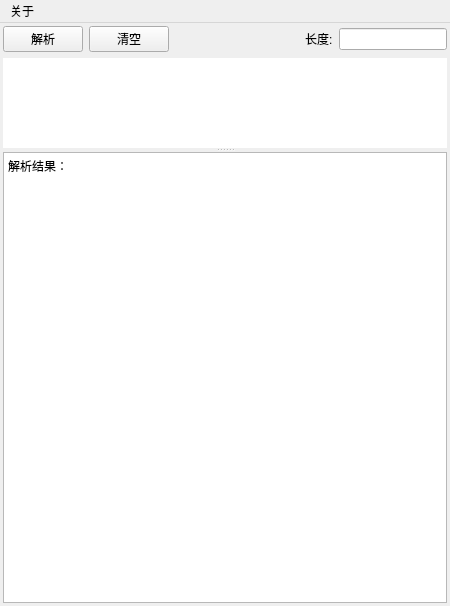
The window that UI/gui.ui (KayFelicities/698trans) describes before a commit, drawn with Qt 5.
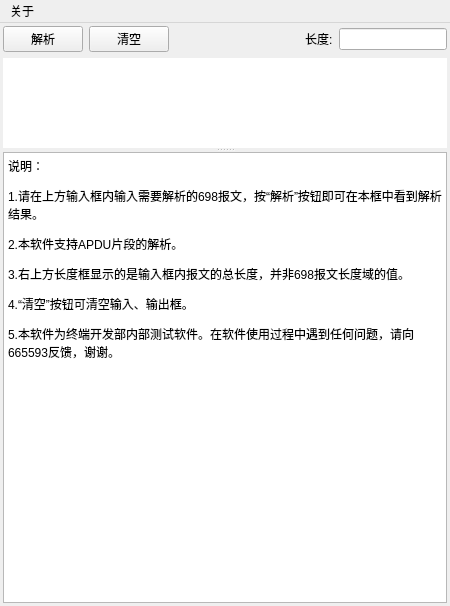
The same window after the commit. Icons and pictures are not drawn.

The edit to the form file:
```diff
--- a/UI/gui.ui
+++ b/UI/gui.ui
@@ -185,7 +185,12 @@
 &lt;html&gt;&lt;head&gt;&lt;meta name=&quot;qrichtext&quot; content=&quot;1&quot; /&gt;&lt;style type=&quot;text/css&quot;&gt;
 p, li { white-space: pre-wrap; }
 &lt;/style&gt;&lt;/head&gt;&lt;body style=&quot; font-family:'SimSun'; font-size:9pt; font-weight:400; font-style:normal;&quot;&gt;
-&lt;p style=&quot; margin-top:12px; margin-bottom:12px; margin-left:0px; margin-right:0px; -qt-block-indent:0; text-indent:0px;&quot;&gt;解析结果：&lt;/p&gt;&lt;/body&gt;&lt;/html&gt;</string>
+&lt;p style=&quot; margin-top:12px; margin-bottom:12px; margin-left:0px; margin-right:0px; -qt-block-indent:0; text-indent:0px;&quot;&gt;说明：&lt;/p&gt;
+&lt;p style=&quot; margin-top:12px; margin-bottom:12px; margin-left:0px; margin-right:0px; -qt-block-indent:0; text-indent:0px;&quot;&gt;1.请在上方输入框内输入需要解析的698报文，按“解析”按钮即可在本框中看到解析结果。&lt;/p&gt;
+&lt;p style=&quot; margin-top:12px; margin-bottom:12px; margin-left:0px; margin-right:0px; -qt-block-indent:0; text-indent:0px;&quot;&gt;2.本软件支持APDU片段的解析。&lt;/p&gt;
+&lt;p style=&quot; margin-top:12px; margin-bottom:12px; margin-left:0px; margin-right:0px; -qt-block-indent:0; text-indent:0px;&quot;&gt;3.右上方长度框显示的是输入框内报文的总长度，并非698报文长度域的值。&lt;/p&gt;
+&lt;p style=&quot; margin-top:12px; margin-bottom:12px; margin-left:0px; margin-right:0px; -qt-block-indent:0; text-indent:0px;&quot;&gt;4.“清空”按钮可清空输入、输出框。&lt;/p&gt;
+&lt;p style=&quot; margin-top:12px; margin-bottom:12px; margin-left:0px; margin-right:0px; -qt-block-indent:0; text-indent:0px;&quot;&gt;5.本软件为终端开发部内部测试软件。在软件使用过程中遇到任何问题，请向665593反馈，谢谢。&lt;/p&gt;&lt;/body&gt;&lt;/html&gt;</string>
        </property>
       </widget>
      </widget>
```
Left out of the diff: 3 changed lines with no effect on the pictures.
